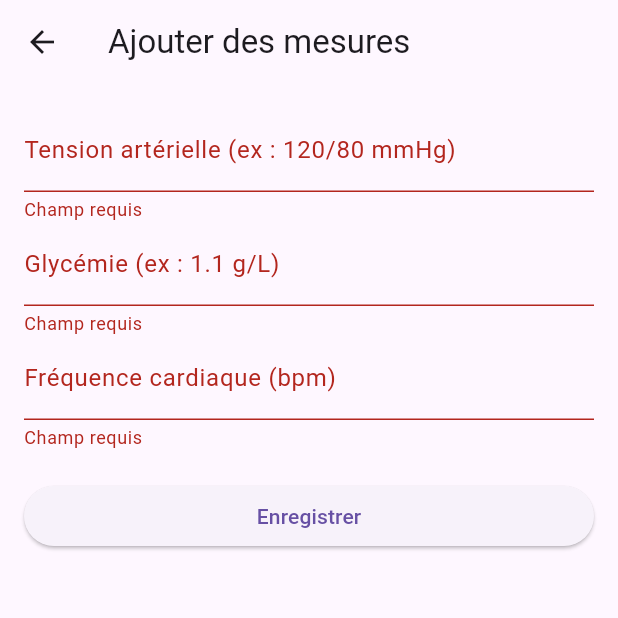
After one commit to MHD-Lamine/projet-suivi-chronique, a Flutter app: the MeasureScreen screen opened by its route, after a tap on "Enregistrer", on a phone screen of 412 x 824 dp, the top half of it. The commit adds this screen. Run offline on Flutter 3.47's test engine with Material 3 defaults, Android fonts, the phone set to English and light mode, and no system bars.

Commit message:
🩺 Ajout de la page de saisie des mesures santé (tension, glycémie, fréquence)

```diff
--- a/mobile_app/lib/main.dart
+++ b/mobile_app/lib/main.dart
@@ -1,4 +1,5 @@
 import 'package:flutter/material.dart';
+import 'package:mobile_app/screens/measure_screen.dart';
 import 'screens/login_screen.dart';
 import 'screens/register_screen.dart';
 import 'screens/home_screen.dart';
@@ -21,6 +22,8 @@ class MyApp extends StatelessWidget {
         '/': (context) => const LoginScreen(),
         '/register': (context) => const RegisterScreen(),
         '/home': (context) => const HomeScreen(),
+        '/measure': (context) => const MeasureScreen(),
+
       },
     );
   }
--- /dev/null
+++ b/mobile_app/lib/screens/measure_screen.dart
@@ -0,0 +1,71 @@
+import 'package:flutter/material.dart';
+
+class MeasureScreen extends StatefulWidget {
+  const MeasureScreen({super.key});
+
+  @override
+  State<MeasureScreen> createState() => _MeasureScreenState();
+}
+
+class _MeasureScreenState extends State<MeasureScreen> {
+  final _formKey = GlobalKey<FormState>();
+  final _tensionCtrl = TextEditingController();
+  final _glycemieCtrl = TextEditingController();
+  final _frequenceCtrl = TextEditingController();
+
+  void _submit() {
+    if (_formKey.currentState!.validate()) {
+      // TODO : envoyer les données à l'API
+      ScaffoldMessenger.of(context).showSnackBar(const SnackBar(
+        content: Text('Mesures enregistrées'),
+      ));
+
+      _tensionCtrl.clear();
+      _glycemieCtrl.clear();
+      _frequenceCtrl.clear();
+    }
+  }
+
+  @override
+  Widget build(BuildContext context) {
+    return Scaffold(
+      appBar: AppBar(title: const Text('Ajouter des mesures')),
+      body: Padding(
+        padding: const EdgeInsets.all(16.0),
+        child: Form(
+          key: _formKey,
+          child: ListView(
+            children: [
+              TextFormField(
+                controller: _tensionCtrl,
+                decoration: const InputDecoration(
+                    labelText: 'Tension artérielle (ex : 120/80 mmHg)'),
+                validator: (value) =>
+                    value == null || value.isEmpty ? 'Champ requis' : null,
+              ),
+              TextFormField(
+                controller: _glycemieCtrl,
+                decoration:
+                    const InputDecoration(labelText: 'Glycémie (ex : 1.1 g/L)'),
+                validator: (value) =>
+                    value == null || value.isEmpty ? 'Champ requis' : null,
+              ),
+              TextFormField(
+                controller: _frequenceCtrl,
+                decoration:
+                    const InputDecoration(labelText: 'Fréquence cardiaque (bpm)'),
+                validator: (value) =>
+                    value == null || value.isEmpty ? 'Champ requis' : null,
+              ),
+              const SizedBox(height: 20),
+              ElevatedButton(
+                onPressed: _submit,
+                child: const Text('Enregistrer'),
+              )
+            ],
+          ),
+        ),
+      ),
+    );
+  }
+}
```
